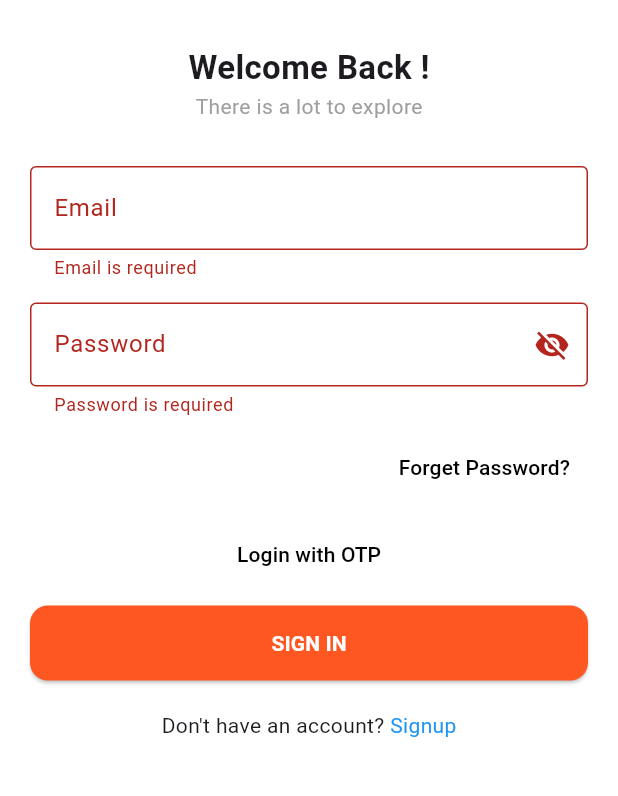
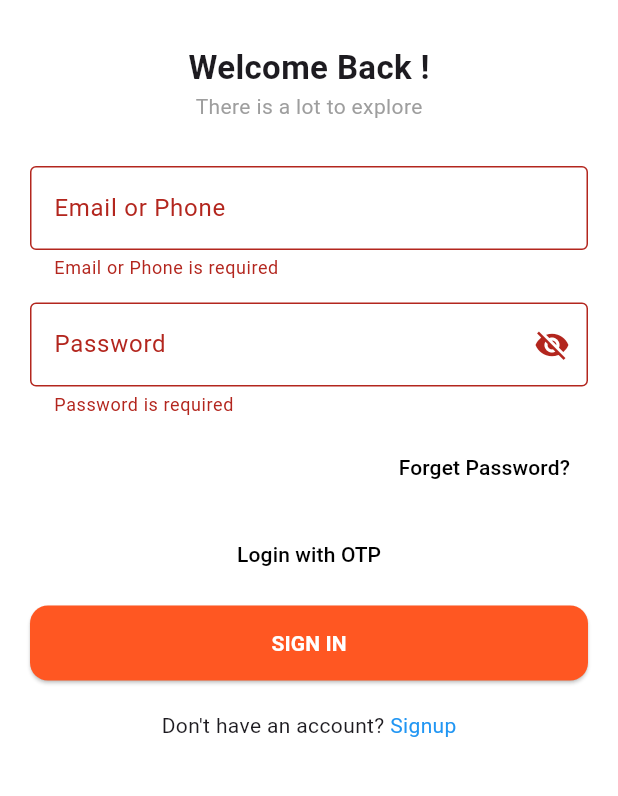
Before and after one commit to artic0909/doctorwal-app, a Flutter app: the screen it shows after launch, after a tap on "SIGN IN", on a phone screen of 412 x 824 dp, the part 293-1089 px from its top. Run offline on Flutter 3.47's test engine with Material 3 defaults, Android fonts, the phone set to English and light mode, and no system bars; our stand-ins replace dio.

Commit message:
user can login by email or phone both

```diff
--- a/lib/main.dart
+++ b/lib/main.dart
@@ -56,7 +56,10 @@ class _LoginScreenState extends State<LoginScreen> {
       final response = await http.post(
         url,
         headers: {'Content-Type': 'application/json'},
-        body: jsonEncode({'user_email': email, 'user_password': password}),
+        body: jsonEncode({
+          'user_identifier': email, // ✅ Use correct key
+          'user_password': password,
+        }),
       );
 
       setState(() {
@@ -66,7 +69,6 @@ class _LoginScreenState extends State<LoginScreen> {
       final data = jsonDecode(response.body);
 
       if (response.statusCode == 200 && data['status'] == true) {
-        // ✅ Login success
         return data['data'];
       } else if (response.statusCode == 401) {
         _showErrorDialog(data['message'] ?? 'Invalid credentials');
@@ -135,19 +137,26 @@ class _LoginScreenState extends State<LoginScreen> {
                       controller: emailController,
                       keyboardType: TextInputType.emailAddress,
                       decoration: const InputDecoration(
-                        labelText: 'Email',
+                        labelText: 'Email or Phone',
                         border: OutlineInputBorder(),
                       ),
                       validator: (value) {
                         if (value == null || value.isEmpty) {
-                          return 'Email is required';
+                          return 'Email or Phone is required';
                         }
+
                         final emailRegex = RegExp(
                           r'^[\w-\.]+@([\w-]+\.)+[\w]{2,4}$',
                         );
-                        if (!emailRegex.hasMatch(value)) {
-                          return 'Enter a valid email';
+                        final phoneRegex = RegExp(
+                          r'^\d{10}$',
+                        ); // Accepts 10-digit numbers
+
+                        if (!emailRegex.hasMatch(value) &&
+                            !phoneRegex.hasMatch(value)) {
+                          return 'Enter a valid email or 10-digit phone number';
                         }
+
                         return null;
                       },
                     ),
```
